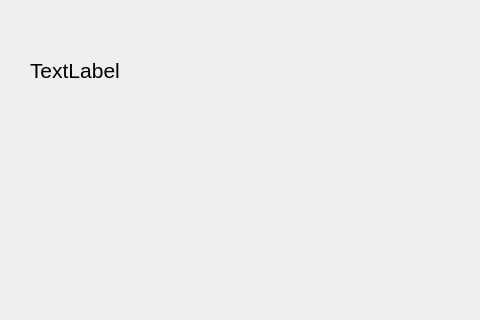
Old version of the form frontend/asiakaswindow.ui in the repository 22kmo-project/group_6; both pictures show x 0 to 480 and y 0 to 320 of the 800 by 600 pixel window.
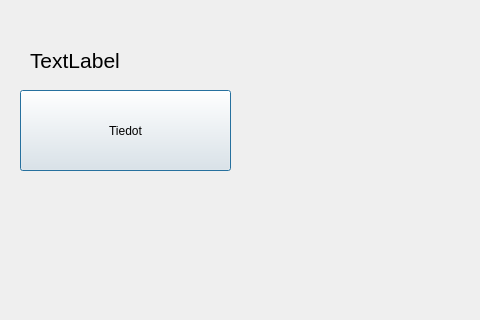
New version of the form.

```diff
--- a/frontend/asiakaswindow.ui
+++ b/frontend/asiakaswindow.ui
@@ -17,7 +17,7 @@
    <property name="geometry">
     <rect>
      <x>30</x>
-     <y>20</y>
+     <y>10</y>
      <width>241</width>
      <height>101</height>
     </rect>
@@ -31,6 +31,19 @@
     <string>&lt;html&gt;&lt;head/&gt;&lt;body&gt;&lt;p&gt;&lt;span style=&quot; font-size:16pt;&quot;&gt;TextLabel&lt;/span&gt;&lt;/p&gt;&lt;/body&gt;&lt;/html&gt;</string>
    </property>
   </widget>
+  <widget class="QPushButton" name="btnTiedot">
+   <property name="geometry">
+    <rect>
+     <x>20</x>
+     <y>90</y>
+     <width>211</width>
+     <height>81</height>
+    </rect>
+   </property>
+   <property name="text">
+    <string>Tiedot</string>
+   </property>
+  </widget>
  </widget>
  <resources/>
  <connections/>
```
